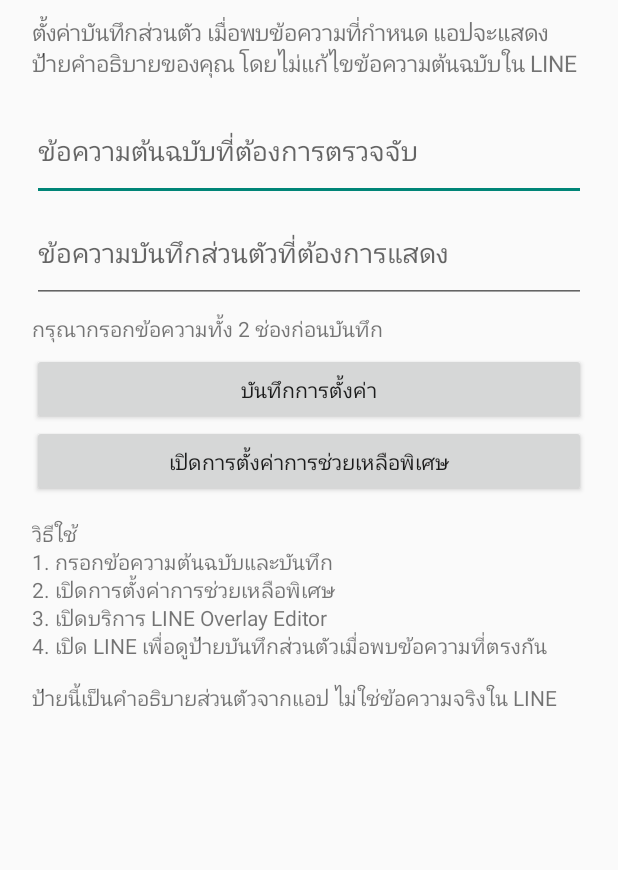
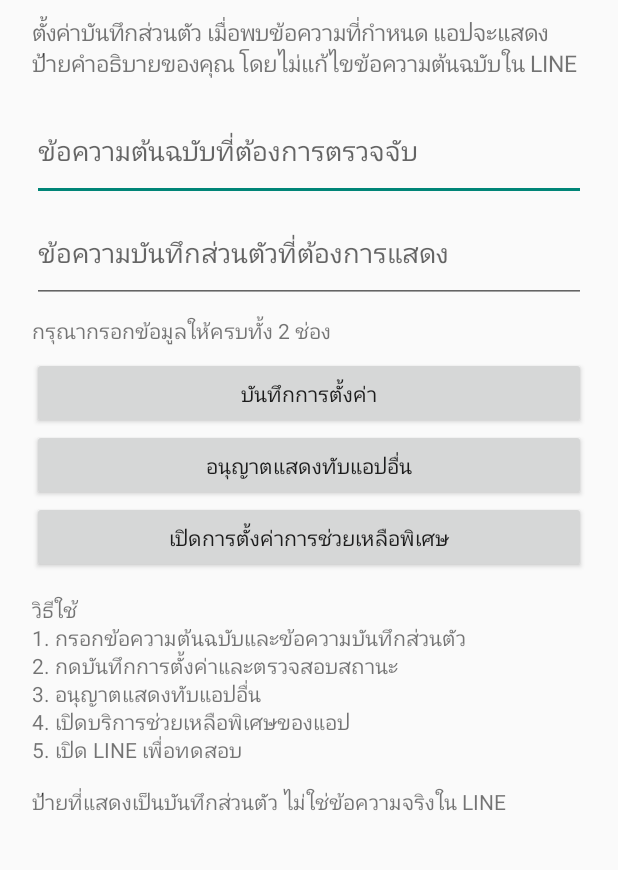
Before and after one commit to a0875883767-max/LineOverlayEditor, an Android app: the screen it shows after launch (MainActivity), after a tap on "บันทึกการตั้งค่า", on a phone screen of 412 x 824 dp, the part 89-959 px from its top. Run offline under Robolectric (Android 15) with nearby library versions, the phone set to English and light mode, and no system bars.

Commit message:
Add overlay permission flow and settings status

```diff
--- a/app/src/main/java/com/example/lineoverlayeditor/MainActivity.kt
+++ b/app/src/main/java/com/example/lineoverlayeditor/MainActivity.kt
@@ -2,6 +2,7 @@ package com.example.lineoverlayeditor
 
 import android.app.Activity
 import android.content.Intent
+import android.net.Uri
 import android.os.Bundle
 import android.provider.Settings
 import android.view.ViewGroup
@@ -16,7 +17,6 @@ class MainActivity : Activity() {
     override fun onCreate(savedInstanceState: Bundle?) {
         super.onCreate(savedInstanceState)
         val prefs = getSharedPreferences("overlay", MODE_PRIVATE)
-
         val root = LinearLayout(this).apply {
             orientation = LinearLayout.VERTICAL
             setPadding(32, 40, 32, 24)
@@ -30,73 +30,64 @@ class MainActivity : Activity() {
             textSize = 15f
             setPadding(0, 16, 0, 20)
         })
-
         val match = EditText(this).apply {
             hint = "ข้อความต้นฉบับที่ต้องการตรวจจับ"
-            setSingleLine(false)
             minLines = 2
             setText(prefs.getString("match", ""))
         }
         root.addView(match, ViewGroup.LayoutParams(-1, -2))
-
         val note = EditText(this).apply {
             hint = "ข้อความบันทึกส่วนตัวที่ต้องการแสดง"
-            setSingleLine(false)
             minLines = 2
             setText(prefs.getString("note", ""))
         }
         root.addView(note, ViewGroup.LayoutParams(-1, -2))
-
-        val saveStatus = TextView(this).apply {
-            text = "สถานะ: ยังไม่ได้บันทึกการเปลี่ยนแปลง"
-            textSize = 14f
-            setPadding(0, 10, 0, 10)
+        val status = TextView(this).apply {
+            text = "สถานะ: ยังไม่ได้บันทึก"
+            setPadding(0, 12, 0, 12)
         }
-        root.addView(saveStatus, ViewGroup.LayoutParams(-1, -2))
-
+        root.addView(status)
         root.addView(Button(this).apply {
             text = "บันทึกการตั้งค่า"
             isAllCaps = false
             setOnClickListener {
-                val matchText = match.text.toString().trim()
-                val noteText = note.text.toString().trim()
-                if (matchText.isEmpty() || noteText.isEmpty()) {
-                    saveStatus.text = "กรุณากรอกข้อความทั้ง 2 ช่องก่อนบันทึก"
-                    Toast.makeText(this@MainActivity, "กรุณากรอกข้อมูลให้ครบทั้ง 2 ช่อง", Toast.LENGTH_LONG).show()
-                    return@setOnClickListener
-                }
-
-                val saved = prefs.edit()
-                    .putString("match", matchText)
-                    .putString("note", noteText)
-                    .commit()
-
-                val verified = prefs.getString("match", null) == matchText &&
-                    prefs.getString("note", null) == noteText
-
-                if (saved && verified) {
-                    saveStatus.text = "สถานะ: บันทึกสำเร็จ ✓"
-                    Toast.makeText(this@MainActivity, "บันทึกการตั้งค่าสำเร็จ", Toast.LENGTH_SHORT).show()
+                val m = match.text.toString().trim()
+                val n = note.text.toString().trim()
+                if (m.isEmpty() || n.isEmpty()) {
+                    status.text = "กรุณากรอกข้อมูลให้ครบทั้ง 2 ช่อง"
+                    Toast.makeText(this@MainActivity, "กรุณากรอกข้อมูลให้ครบ", Toast.LENGTH_LONG).show()
                 } else {
-                    saveStatus.text = "สถานะ: บันทึกไม่สำเร็จ กรุณาลองใหม่"
-                    Toast.makeText(this@MainActivity, "บันทึกไม่สำเร็จ กรุณาลองใหม่", Toast.LENGTH_LONG).show()
+                    val ok = prefs.edit().putString("match", m).putString("note", n).commit()
+                    status.text = if (ok) "สถานะ: บันทึกสำเร็จ ✓" else "สถานะ: บันทึกไม่สำเร็จ"
+                    Toast.makeText(this@MainActivity, status.text, Toast.LENGTH_SHORT).show()
                 }
             }
         }, ViewGroup.LayoutParams(-1, -2))
-
+        root.addView(Button(this).apply {
+            text = "อนุญาตแสดงทับแอปอื่น"
+            isAllCaps = false
+            setOnClickListener {
+                if (Build.VERSION.SDK_INT >= Build.VERSION_CODES.M && !Settings.canDrawOverlays(this@MainActivity)) {
+                    try {
+                        startActivity(Intent(Settings.ACTION_MANAGE_OVERLAY_PERMISSION, Uri.parse("package:$packageName")))
+                    } catch (_: Exception) {
+                        startActivity(Intent(Settings.ACTION_MANAGE_OVERLAY_PERMISSION))
+                    }
+                } else {
+                    Toast.makeText(this@MainActivity, "อนุญาตแสดงทับแอปอื่นแล้ว", Toast.LENGTH_SHORT).show()
+                }
+            }
+        }, ViewGroup.LayoutParams(-1, -2))
         root.addView(Button(this).apply {
             text = "เปิดการตั้งค่าการช่วยเหลือพิเศษ"
             isAllCaps = false
             setOnClickListener { startActivity(Intent(Settings.ACTION_ACCESSIBILITY_SETTINGS)) }
         }, ViewGroup.LayoutParams(-1, -2))
-
         root.addView(TextView(this).apply {
-            text = "วิธีใช้\n1. กรอกข้อความต้นฉบับและบันทึก\n2. เปิดการตั้งค่าการช่วยเหลือพิเศษ\n3. เปิดบริการ LINE Overlay Editor\n4. เปิด LINE เพื่อดูป้ายบันทึกส่วนตัวเมื่อพบข้อความที่ตรงกัน\n\nป้ายนี้เป็นคำอธิบายส่วนตัวจากแอป ไม่ใช่ข้อความจริงใน LINE"
+            text = "วิธีใช้\n1. กรอกข้อความต้นฉบับและข้อความบันทึกส่วนตัว\n2. กดบันทึกการตั้งค่าและตรวจสอบสถานะ\n3. อนุญาตแสดงทับแอปอื่น\n4. เปิดบริการช่วยเหลือพิเศษของแอป\n5. เปิด LINE เพื่อทดสอบ\n\nป้ายที่แสดงเป็นบันทึกส่วนตัว ไม่ใช่ข้อความจริงใน LINE"
             textSize = 14f
             setPadding(0, 22, 0, 0)
         })
-
-        val scroll = ScrollView(this).apply { addView(root) }
-        setContentView(scroll)
+        setContentView(ScrollView(this).apply { addView(root) })
     }
 }
```
